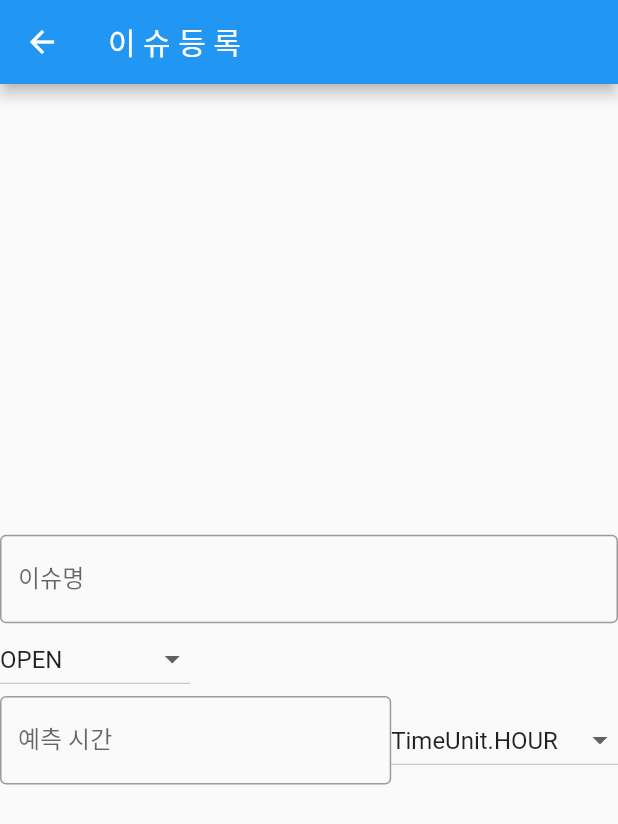
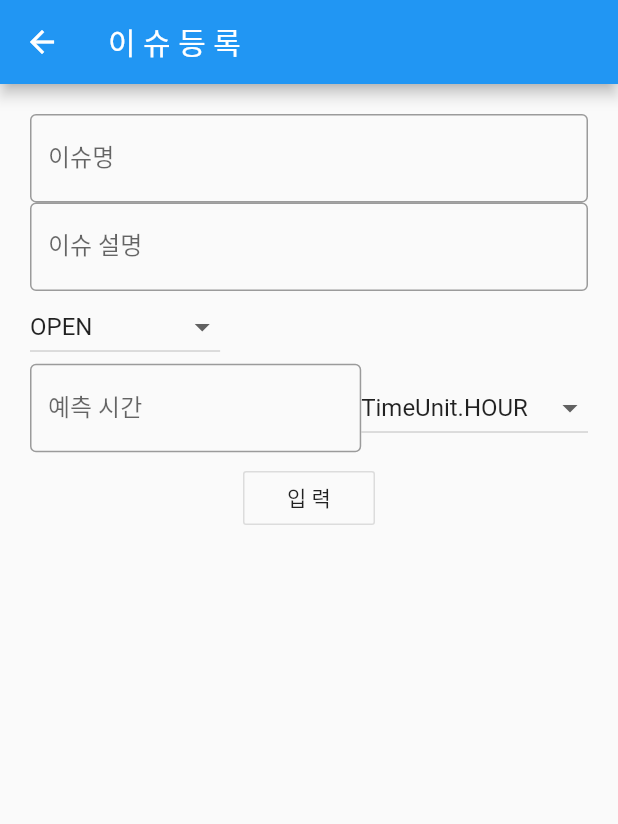
Before and after one commit to babosamo/pomodoro-timer, a Flutter app: the AddIssuePage screen opened directly, on a phone screen of 412 x 824 dp. Shown: the top 824 px of the screen. Run offline on Flutter 3.47's test engine with Material 2 defaults, Android fonts, the phone set to English and light mode, and no system bars.

Commit message:
필드 입력 데이타 획득

```diff
--- a/lib/screen/AddIssuePage.dart
+++ b/lib/screen/AddIssuePage.dart
@@ -1,32 +1,71 @@
+
 import 'package:flutter/material.dart';
 import 'package:flutter/services.dart';
 import 'package:pomodoro_timer/model/IssueItem.dart';
 import 'package:pomodoro_timer/provider/IssueProvider.dart';
-import 'package:pomodoro_timer/widget/issue_list.dart';
 import 'package:provider/provider.dart';
 
-class AddIssuePage extends StatelessWidget {
+class AddIssuePage extends StatefulWidget {
+  @override
+  _AddIssuePage createState() => _AddIssuePage();
+}
+
+class _AddIssuePage extends State<AddIssuePage> {
+
+  TimeUnit _selectedTimeUnit = TimeUnit.HOUR;
+  List<IssueState> _valueStateList = IssueState.values;
+  IssueState _selectedValue = IssueState.OPEN;
+
   @override
   Widget build(BuildContext context) {
 
     final issueProvider = Provider.of<IssueProvider>(context, listen: false);
 
-    List<IssueState> _valueStateList = IssueState.values;
-    IssueState _selectedValue = IssueState.OPEN;
-    TimeUnit _selectedTimeUnit = TimeUnit.HOUR;
+    final titleController = TextEditingController();
+    final descriptionController = TextEditingController();
+    final timeController = TextEditingController();
+
+    double _getEstimateTime() {
+      String timeString = timeController.text;
+      switch (_selectedTimeUnit) {
+        case TimeUnit.HOUR:
+          return double.parse(timeString) * 60;
+        case TimeUnit.DAY:
+          return double.parse(timeString) * 60 * 24;
+        case TimeUnit.MINUTE:
+          return double.parse(timeString);
+      }
+    }
+
+    void _addIssue() {
+      var item = IssueItem(
+          timeController.text, descriptionController.text, _getEstimateTime());
+      // error 처리 필요함
+      print("${item.name} , ${item.description}, ${item.estimateTime}");
+      issueProvider.addIssueItem(item);
+    }
 
     return Scaffold(
         appBar: AppBar(title: Text('이 슈 등 록')),
-      body: Column(
-          mainAxisAlignment: MainAxisAlignment.center,
+        body: Container(
+          padding: EdgeInsets.all(20.0),
+          child: Column(
+              mainAxisAlignment: MainAxisAlignment.start,
               children: <Widget>[
                 Column(
                   crossAxisAlignment: CrossAxisAlignment.start,
                   children: <Widget>[
                     TextField(
+                        controller: titleController,
                         decoration: InputDecoration(
                           border: OutlineInputBorder(),
                           labelText: '이슈명',
+                        )),
+                    TextField(
+                        controller: descriptionController,
+                        decoration: InputDecoration(
+                          border: OutlineInputBorder(),
+                          labelText: '이슈 설명',
                         )),
                     DropdownButton(
                       value: _selectedValue,
@@ -37,19 +76,25 @@ class AddIssuePage extends StatelessWidget {
                         );
                       }).toList(),
                       onChanged: (value) {
+                        setState(() {
                           _selectedValue = value;
+                        });
                       },
                     ),
                     Container(
                         height: 60, // 높이를 360으로 지정
-                  child: Row(
-                      children: <Widget>[
-                        Expanded(child: TextField(
+                        child: Row(children: <Widget>[
+                          Expanded(
+                            child: TextField(
+                                controller: timeController,
                                 keyboardType: TextInputType.number,
-                            inputFormatters: [FilteringTextInputFormatter.digitsOnly],
+                                inputFormatters: [
+                                  FilteringTextInputFormatter.digitsOnly
+                                ],
                                 decoration: InputDecoration(
                                     border: OutlineInputBorder(),
-                                labelText: '예측 시간')),),
+                                    labelText: '예측 시간')),
+                          ),
                           DropdownButton(
                             value: _selectedTimeUnit,
                             items: TimeUnit.values.map((value) {
@@ -59,16 +104,23 @@ class AddIssuePage extends StatelessWidget {
                               );
                             }).toList(),
                             onChanged: (value) {
+                              setState(() {
                                 _selectedTimeUnit = value;
+                              });
                             },
                           ),
-
-                      ]
-                  )
-                )
+                        ])),
+                    Container(
+                        alignment: Alignment.center,
+                        padding: EdgeInsets.only(top: 10),
+                        height: 50,
+                        child: OutlineButton(
+                          child: Text('입 력'),
+                          onPressed: _addIssue,
+                        ))
                   ],
                 )
               ]),
-    );
+        ));
   }
 }
--- a/lib/screen/FirstPage.dart
+++ b/lib/screen/FirstPage.dart
@@ -39,7 +39,7 @@ class _FirstPageState extends State<FirstPage> {
       floatingActionButton: FloatingActionButton(
         onPressed: _incrementCounter,
         tooltip: 'Increment',
-        child: Icon(Icons.add),
+        child: Icon(Icons.select_all),
       ),
     );
   }
--- a/lib/view/CountDownTimerView.dart
+++ b/lib/view/CountDownTimerView.dart
@@ -39,7 +39,7 @@ class _CountDownTimerView extends State<CountDownTimerView>
   Widget build(BuildContext context) {
     return Consumer<Counter>(builder: (context, counter, child) {
       controller.duration = Duration(seconds: counter?.getCounter() ?? 100);
-      print("counter update duration${controller.duration}");
+      print("counter update duration ${controller.duration}");
       void _startTimer() {
         if (controller.isAnimating) {
           controller.duration = Duration(seconds: counter.getCounter());
```
Also changed, not shown: lib/provider/IssueProvider.dart (+6 -2 lines), lib/screen/SecondPage.dart (+1 -11 lines). Lines whose indentation alone changed are shown as unchanged.
